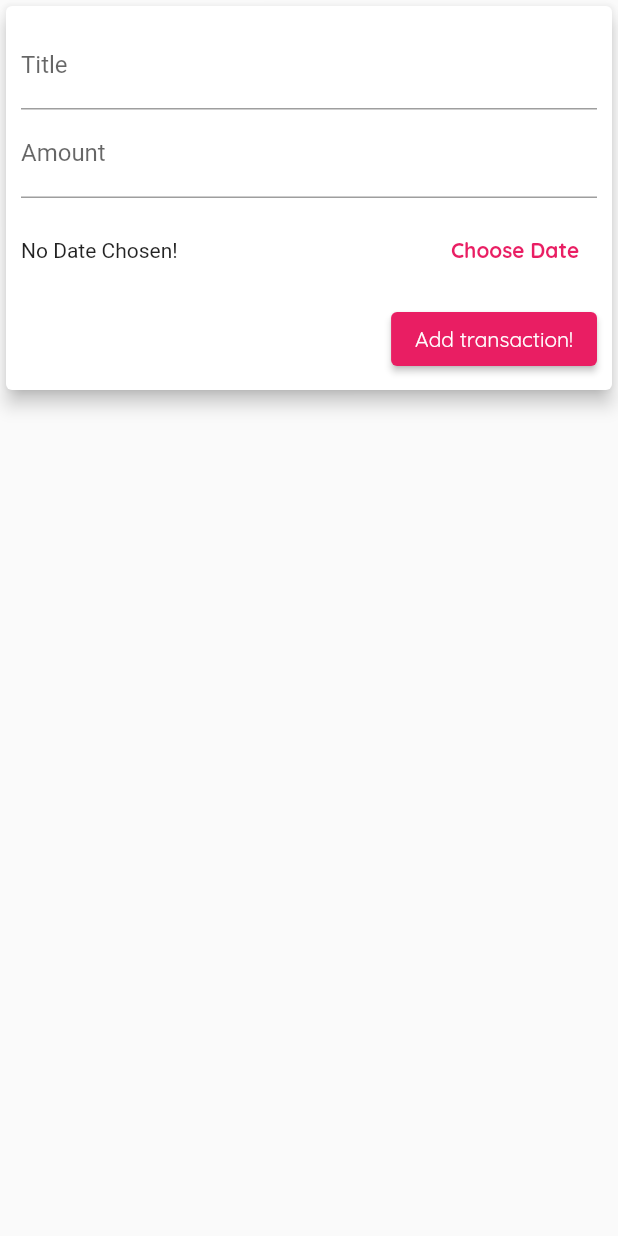
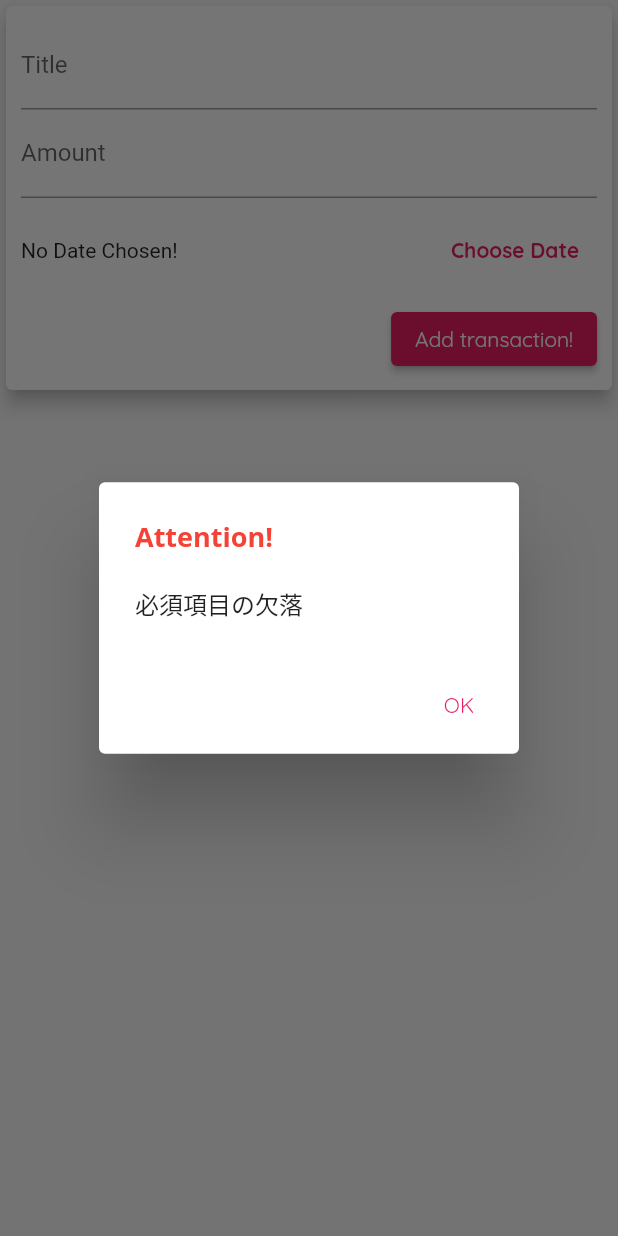
Before and after one commit to KenshinYamamoto/expence_app, a Flutter app: the NewTransaction widget shown alone on an empty page, opened directly with empty values, after a tap on "Add transaction!", on a phone screen of 412 x 824 dp. Run offline on Flutter 3.47's test engine with Material 2 defaults, Android fonts, the phone set to English and light mode, and no system bars.

Commit message:
Improve: 数値入力欄に文字列が入力された際の例外処理を記述

```diff
--- a/lib/widgets/new_transaction.dart
+++ b/lib/widgets/new_transaction.dart
@@ -17,16 +17,44 @@ class _NewTransactionState extends State<NewTransaction> {
   final _amountController = TextEditingController();
   DateTime _selectedDate;
 
+  void _showDialog(String contentStr) {
+    showDialog(
+      context: context,
+      builder: (context) => AlertDialog(
+        title: const Text(
+          'Attention!',
+          style: const TextStyle(color: Colors.red),
+        ),
+        content: Text(contentStr),
+        actions: [
+          TextButton(
+            onPressed: () {
+              Navigator.pop(context);
+            },
+            child: const Text('OK'),
+          ),
+        ],
+      ),
+    );
+  }
+
   void _submitData() {
-    if (_amountController.text.isEmpty) {
+    if (_titleController.text.isEmpty ||
+        _amountController.text.isEmpty ||
+        _selectedDate == null) {
+      _showDialog('必須項目の欠落');
       return;
     }
+
+    try {
+      print(double.parse(_amountController.text));
+    } catch (e) {
+      _showDialog('Amountには数字のみ入力');
+      return;
+    }
+
     final enteredTitle = _titleController.text;
     final enteredAmount = double.parse(_amountController.text);
-
-    if (enteredTitle.isEmpty || enteredAmount <= 0 || _selectedDate == null) {
-      return;
-    }
 
     // Stateクラスの中にaddNewTransactionは特別なプロパティとして保持されているので、
     // 異なるクラスで保持されているaddNewTransactionを実行するには、widget.~の形で実行する
```
